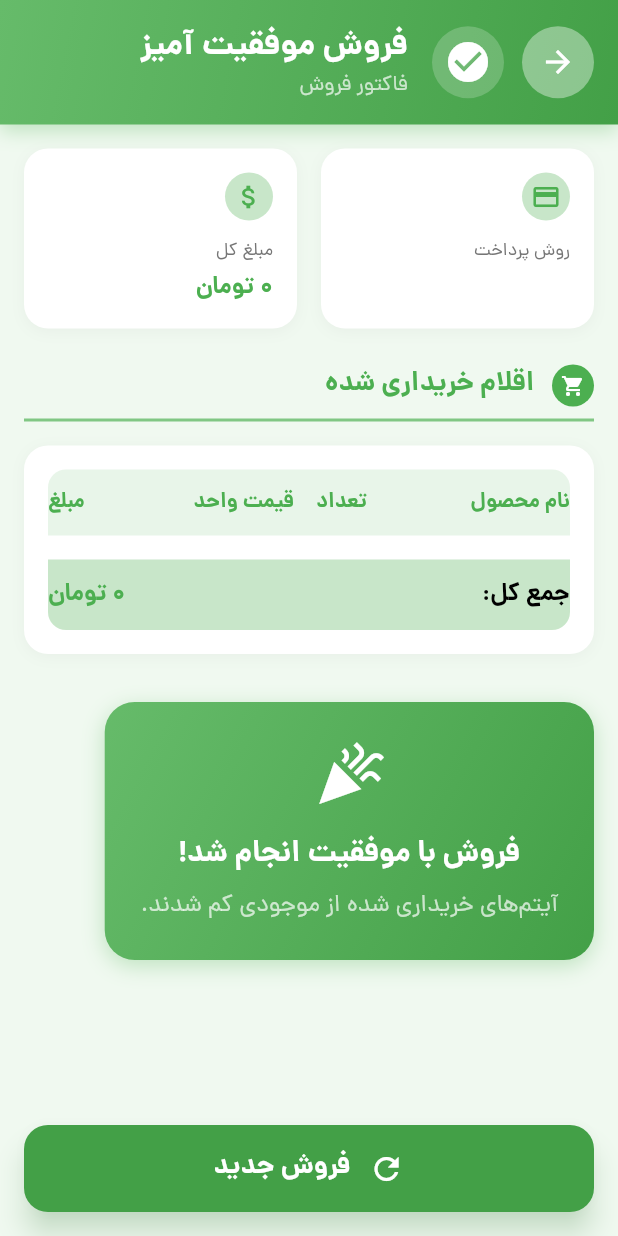
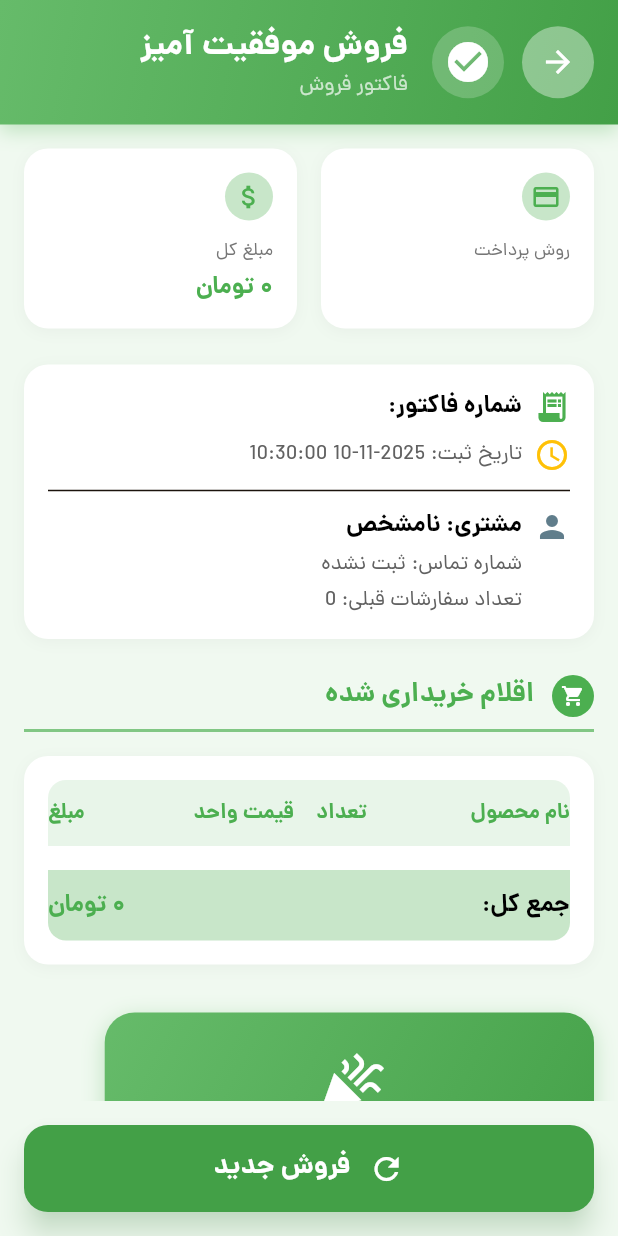
Before and after one commit to mohammadvaezimoghadam/callwich, a Flutter app: the SalesSuccessScreen screen opened directly with empty values, on a phone screen of 412 x 824 dp. Run offline on Flutter 3.47's test engine with Material 3 defaults, Android fonts, the phone set to English and light mode, and no system bars; our stand-ins replace bloc, cached_network_image, dio, equatable, flutter_bloc, get_it and 5 more; missing offline and left inert: dart:ffi; accounts and stored records are empty.

Commit message:
feat: capture sale customer data and show receipt

```diff
--- /dev/null
+++ b/lib/data/models/sale.dart
@@ -0,0 +1,129 @@
+import 'package:callwich/data/models/payment_metod.dart';
+import 'package:callwich/data/models/product.dart';
+
+class SaleEntity {
+  final int id;
+  final String invoiceNumber;
+  final DateTime saleTime;
+  final double totalAmount;
+  final double discountAmount;
+  final double finalAmount;
+  final PaymentMethodEntity paymentMethod;
+  final List<SaleItemEntity> items;
+  final CustomerEntity customer;
+
+  SaleEntity({
+    required this.id,
+    required this.invoiceNumber,
+    required this.saleTime,
+    required this.totalAmount,
+    required this.discountAmount,
+    required this.finalAmount,
+    required this.paymentMethod,
+    required this.items,
+    required this.customer,
+  });
+
+  factory SaleEntity.fromJson(Map<String, dynamic> json) {
+    return SaleEntity(
+      id: json['id'] ?? 0,
+      invoiceNumber: json['invoice_number']?.toString() ?? '',
+      saleTime: json['sale_time'] != null
+          ? DateTime.parse(json['sale_time'])
+          : DateTime.now(),
+      totalAmount: _toDouble(json['total_amount']),
+      discountAmount: _toDouble(json['discount_amount']),
+      finalAmount: _toDouble(json['final_amount']),
+      paymentMethod: json['payment_method'] != null
+          ? PaymentMethodEntity.fromJson(json['payment_method'])
+          : PaymentMethodEntity(id: -1, name: 'نامشخص'),
+      items: (json['items'] as List<dynamic>? ?? [])
+          .map((item) => SaleItemEntity.fromJson(item as Map<String, dynamic>))
+          .toList(),
+      customer: json['customer'] != null
+          ? CustomerEntity.fromJson(json['customer'])
+          : CustomerEntity.empty(),
+    );
+  }
+
+  static double _toDouble(dynamic value) {
+    if (value is double) return value;
+    if (value is int) return value.toDouble();
+    return double.tryParse(value.toString()) ?? 0.0;
+  }
+}
+
+class SaleItemEntity {
+  final int id;
+  final int saleId;
+  final int productId;
+  final double quantity;
+  final double unitPrice;
+  final double purchasePrice;
+  final double totalPrice;
+  final ProductEntity? product;
+
+  SaleItemEntity({
+    required this.id,
+    required this.saleId,
+    required this.productId,
+    required this.quantity,
+    required this.unitPrice,
+    required this.purchasePrice,
+    required this.totalPrice,
+    this.product,
+  });
+
+  factory SaleItemEntity.fromJson(Map<String, dynamic> json) {
+    return SaleItemEntity(
+      id: json['id'] ?? 0,
+      saleId: json['sale_id'] ?? 0,
+      productId: json['product_id'] ?? 0,
+      quantity: SaleEntity._toDouble(json['quantity']),
+      unitPrice: SaleEntity._toDouble(json['unit_price']),
+      purchasePrice: SaleEntity._toDouble(json['purchase_price']),
+      totalPrice: SaleEntity._toDouble(json['total_price']),
+      product: json['product'] != null
+          ? ProductEntity.fromJson(json['product'])
+          : null,
+    );
+  }
+}
+
+class CustomerEntity {
+  final int id;
+  final String phoneNumber;
+  final String name;
+  final int totalOrders;
+  final DateTime createdAt;
+
+  CustomerEntity({
+    required this.id,
+    required this.phoneNumber,
+    required this.name,
+    required this.totalOrders,
+    required this.createdAt,
+  });
+
+  factory CustomerEntity.fromJson(Map<String, dynamic> json) {
+    return CustomerEntity(
+      id: json['id'] ?? 0,
+      phoneNumber: json['phone_number']?.toString() ?? '',
+      name: json['name']?.toString() ?? '',
+      totalOrders: json['total_orders'] ?? 0,
+      createdAt: json['created_at'] != null
+          ? DateTime.parse(json['created_at'])
+          : DateTime.now(),
+    );
+  }
+
+  factory CustomerEntity.empty() {
+    return CustomerEntity(
+      id: 0,
+      phoneNumber: '',
+      name: '',
+      totalOrders: 0,
+      createdAt: DateTime.now(),
+    );
+  }
+}
--- a/lib/ui/salesRegistrationScreen/bloc/sales_event.dart
+++ b/lib/ui/salesRegistrationScreen/bloc/sales_event.dart
@@ -46,14 +46,18 @@ class SalesClearCart extends SalesEvent {
 class SalesConfirmSale extends SalesEvent {
   final double paymentMethodId;
   final List<Map<String, dynamic>> items;
+  final String customerPhoneNumber;
+  final String customerName;
 
   const SalesConfirmSale({
     required this.paymentMethodId,
     required this.items,
+    required this.customerPhoneNumber,
+    required this.customerName,
   });
 
   @override
-  List<Object?> get props => [paymentMethodId, items];
+  List<Object?> get props => [paymentMethodId, items, customerPhoneNumber, customerName];
 }
 
 class SalesLoadPaymentMethods extends SalesEvent {}
--- a/lib/ui/salesRegistrationScreen/saleScreen.dart
+++ b/lib/ui/salesRegistrationScreen/saleScreen.dart
@@ -14,6 +14,7 @@ import 'package:callwich/data/repository/sales_repository.dart';
 import 'package:callwich/data/repository/payment_methods_repository.dart';
 import 'package:callwich/components/extensions.dart';
 import 'package:callwich/data/models/product.dart';
+import 'package:callwich/data/models/sale.dart';
 import 'package:callwich/widgets/add_payment_method_widget.dart';
 import 'package:get_it/get_it.dart';
 
@@ -26,15 +27,15 @@ class Salescreen extends StatefulWidget {
 
 class _ReportsScreenState extends State<Salescreen> {
   int _selectedTabIndex = 0;
-  late final SalesBloc? salesBloc;
-  late final StreamSubscription streamSubscription;
+  late final SalesBloc salesBloc;
+  late final StreamSubscription<SalesState> streamSubscription;
 
   @override
   void dispose() {
     super.dispose();
 
-    salesBloc!.close();
-    streamSubscription!.cancel();
+    salesBloc.close();
+    streamSubscription.cancel();
   }
 
   @override
@@ -53,11 +54,11 @@ class _ReportsScreenState extends State<Salescreen> {
                 salesRepository: getIt<ISalesRepository>(),
                 paymentMethodsRepository: getIt<IPaymentMethodsRepository>(),
               );
-              salesBloc!.add(const SalesStarted());
-              streamSubscription = salesBloc!.stream.listen((state) {
+              salesBloc.add(const SalesStarted());
+              streamSubscription = salesBloc.stream.listen((state) {
                 // Remove the automatic reload from here since it's handled in the success dialog
               });
-              return salesBloc!;
+              return salesBloc;
             },
             child: Column(
               children: [
@@ -540,6 +541,7 @@ class _CartTabState extends State<_CartTab> {
     double total,
   ) {
     final phoneController = TextEditingController();
+    final nameController = TextEditingController();
 
     showDialog(
       context: context,
@@ -572,6 +574,17 @@ class _CartTabState extends State<_CartTab> {
                   ),
                   textAlign: TextAlign.right,
                 ),
+                const SizedBox(height: 16),
+                const Text('لطفاً نام مشتری را وارد کنید:', textAlign: TextAlign.right),
+                const SizedBox(height: 8),
+                TextField(
+                  controller: nameController,
+                  textAlign: TextAlign.right,
+                  decoration: const InputDecoration(
+                    hintText: 'مثال: علی رضایی',
+                    border: OutlineInputBorder(),
+                  ),
+                ),
               ],
             ),
             actions: [
@@ -582,11 +595,12 @@ class _CartTabState extends State<_CartTab> {
               ElevatedButton(
                 onPressed: () {
                   final phoneNumber = phoneController.text.trim();
+                  final customerName = nameController.text.trim();
                   // Basic phone number validation
-                  if (phoneNumber.isEmpty) {
+                  if (phoneNumber.isEmpty || customerName.isEmpty) {
                     ScaffoldMessenger.of(context).showSnackBar(
                       const SnackBar(
-                        content: Text('لطفاً شماره تماس را وارد کنید'),
+                        content: Text('نام و شماره تماس مشتری الزامی است'),
                         backgroundColor: Colors.red,
                       ),
                     );
@@ -595,7 +609,7 @@ class _CartTabState extends State<_CartTab> {
 
                   // Close phone number dialog and show confirmation dialog
                   Navigator.of(context).pop();
-                  _showFinalConfirmationDialog(context, salesBloc, items, total, phoneNumber);
+                  _showFinalConfirmationDialog(context, salesBloc, items, total, phoneNumber, customerName);
                 },
                 style: ElevatedButton.styleFrom(
                   backgroundColor: const Color(0xFFed7c2c),
@@ -617,6 +631,7 @@ class _CartTabState extends State<_CartTab> {
     List<MapEntry<ProductEntity, int>> items,
     double total,
     String phoneNumber,
+    String customerName,
   ) {
     showDialog(
       context: context,
@@ -639,6 +654,8 @@ class _CartTabState extends State<_CartTab> {
                 Text('تعداد اقلام: ${items.length}', textAlign: TextAlign.right),
                 const SizedBox(height: 8),
                 Text('شماره تماس مشتری: $phoneNumber', textAlign: TextAlign.right),
+                const SizedBox(height: 8),
+                Text('نام مشتری: $customerName', textAlign: TextAlign.right),
                 const SizedBox(height: 16),
                 const Text('آیا از انجام این فروش مطمئن هستید؟', textAlign: TextAlign.right),
               ],
@@ -672,6 +689,8 @@ class _CartTabState extends State<_CartTab> {
                             SalesConfirmSale(
                               paymentMethodId: _selectedPaymentMethodId,
                               items: saleData,
+                              customerPhoneNumber: phoneNumber,
+                              customerName: customerName,
                               // You can add the phone number to the sale data if needed
                               // For now, we're just collecting it for record purposes
                             ),
@@ -694,17 +713,15 @@ class _CartTabState extends State<_CartTab> {
   // تابع نمایش صفحه موفقیت فروش
   void _showSuccessScreen(
     BuildContext context,
-    List<MapEntry<ProductEntity, int>> items,
-    double total,
-    String paymentMethodName,
+    SaleEntity sale,
+    List<ProductEntity> allProducts,
     SalesBloc salesBloc, // Pass the bloc instance
   ) {
     Navigator.of(context).push(
       MaterialPageRoute(
         builder: (context) => SalesSuccessScreen(
-          items: items,
-          total: total,
-          paymentMethodName: paymentMethodName,
+          sale: sale,
+          allProducts: allProducts,
           onDone: () {
             // Clear the cart
             salesBloc.add(SalesClearCart());
@@ -737,37 +754,10 @@ class _CartTabState extends State<_CartTab> {
     return BlocListener<SalesBloc, SalesState>(
       listener: (context, state) {
         if (state.saleStatus == SaleStatus.success) {
-          // Get current items for success screen
-          final items =
-              state.quantities.entries
-                  .map(
-                    (e) => MapEntry(
-                      state.allProducts.firstWhere(
-                        (p) => p.id == e.key,
-                      ),
-                      e.value,
-                    ),
-                  )
-                  .toList();
-
-          final total = items.fold<double>(0, (sum, entry) {
-            final price = double.tryParse(entry.key.sellingPrice) ?? 0;
-            final itemTotal = price * entry.value;
-            print('Item: ${entry.key.name}, Price: $price, Quantity: ${entry.value}, Item Total: $itemTotal');
-            return sum + itemTotal;
-          });
-
-          print('Calculated total: $total');
-
-          // Get payment method name
-          final paymentMethodName = state.paymentMethods.isNotEmpty
-              ? state.paymentMethods.firstWhere(
-                  (pm) => pm.id == _selectedPaymentMethodId.toInt(),
-                  orElse: () => state.paymentMethods.first,
-                ).name
-              : 'نامشخص';
-
-          print('Payment method: $paymentMethodName');
+          final sale = state.completedSale;
+          if (sale == null) {
+            return;
+          }
 
           // Get the sales bloc instance
           final salesBloc = context.read<SalesBloc>();
@@ -777,7 +767,7 @@ class _CartTabState extends State<_CartTab> {
             salesBloc.add(const SalesResetSaleStatus());
           });
 
-          _showSuccessScreen(context, items, total, paymentMethodName, salesBloc);
+          _showSuccessScreen(context, sale, state.allProducts, salesBloc);
         } else if (state.saleStatus == SaleStatus.error) {
           // Reset the sale status to prevent showing error again
           Future.microtask(() {
@@ -1022,29 +1012,38 @@ class _CartTabState extends State<_CartTab> {
 }
 
 class SalesSuccessScreen extends StatelessWidget {
-  final List<MapEntry<ProductEntity, int>> items;
-  final double total;
-  final String paymentMethodName;
+  final SaleEntity sale;
+  final List<ProductEntity> allProducts;
   final Function onDone;
 
   const SalesSuccessScreen({
     Key? key,
-    required this.items,
-    required this.total,
-    required this.paymentMethodName,
+    required this.sale,
+    required this.allProducts,
     required this.onDone,
   }) : super(key: key);
 
+  ProductEntity? _findProduct(int productId) {
+    for (final product in allProducts) {
+      if (product.id == productId) {
+        return product;
+      }
+    }
+    return null;
+  }
+
+  String _formatQuantity(double quantity) {
+    if (quantity == quantity.roundToDouble()) {
+      return quantity.toInt().toString();
+    }
+    return quantity.toString();
+  }
+
   @override
   Widget build(BuildContext context) {
-    print('SalesSuccessScreen - Received items: ${items.length}, Total: $total, Payment Method: $paymentMethodName');
-
-    // Log each item for debugging
-    for (var item in items) {
-      final price = double.tryParse(item.key.sellingPrice) ?? 0;
-      final itemTotal = price * item.value;
-      print('Item: ${item.key.name}, Price: $price, Quantity: ${item.value}, Item Total: $itemTotal');
-    }
+    final saleItems = sale.items;
+    final customer = sale.customer;
+    final formattedSaleTime = '${sale.saleTime.toLocal()}'.split('.').first;
 
     return Directionality(
       textDirection: TextDirection.rtl,
@@ -1180,7 +1179,7 @@ class SalesSuccessScreen extends StatelessWidget {
                                   ),
                                   const SizedBox(height: 4),
                                   Text(
-                                    paymentMethodName,
+                                    sale.paymentMethod.name,
                                     style: const TextStyle(
                                       fontWeight: FontWeight.bold,
                                       fontSize: 16,
@@ -1232,7 +1231,7 @@ class SalesSuccessScreen extends StatelessWidget {
                                   ),
                                   const SizedBox(height: 4),
                                   Text(
-                                    total.toToman(),
+                                    sale.finalAmount.toToman(),
                                     style: const TextStyle(
                                       fontWeight: FontWeight.bold,
                                       fontSize: 16,
@@ -1244,6 +1243,95 @@ class SalesSuccessScreen extends StatelessWidget {
                             ),
                           ),
                         ],
+                      ),
+
+                      const SizedBox(height: 24),
+
+                      // Invoice and customer details
+                      Container(
+                        width: double.infinity,
+                        padding: const EdgeInsets.all(16),
+                        decoration: BoxDecoration(
+                          color: Colors.white,
+                          borderRadius: BorderRadius.circular(16),
+                          boxShadow: [
+                            BoxShadow(
+                              color: Colors.grey.withOpacity(0.1),
+                              blurRadius: 8,
+                              offset: const Offset(0, 2),
+                            ),
+                          ],
+                        ),
+                        child: Column(
+                          crossAxisAlignment: CrossAxisAlignment.start,
+                          children: [
+                            Row(
+                              children: [
+                                const Icon(Icons.receipt_long, color: Colors.green),
+                                const SizedBox(width: 8),
+                                Text(
+                                  'شماره فاکتور: ${sale.invoiceNumber}',
+                                  style: const TextStyle(
+                                    fontWeight: FontWeight.w600,
+                                    fontSize: 16,
+                                  ),
+                                ),
+                              ],
+                            ),
+                            const SizedBox(height: 8),
+                            Row(
+                              children: [
+                                const Icon(Icons.access_time, color: Colors.amber),
+                                const SizedBox(width: 8),
+                                Text(
+                                  'تاریخ ثبت: $formattedSaleTime',
+                                  style: TextStyle(
+                                    fontSize: 14,
+                                    color: Colors.grey.shade700,
+                                  ),
+                                ),
+                              ],
+                            ),
+                            const Divider(height: 24),
+                            Row(
+                              crossAxisAlignment: CrossAxisAlignment.start,
+                              children: [
+                                const Icon(Icons.person, color: Colors.blueGrey),
+                                const SizedBox(width: 8),
+                                Expanded(
+                                  child: Column(
+                                    crossAxisAlignment: CrossAxisAlignment.start,
+                                    children: [
+                                      Text(
+                                        'مشتری: ${customer.name.isNotEmpty ? customer.name : 'نامشخص'}',
+                                        style: const TextStyle(
+                                          fontWeight: FontWeight.w600,
+                                          fontSize: 16,
+                                        ),
+                                      ),
+                                      const SizedBox(height: 4),
+                                      Text(
+                                        'شماره تماس: ${customer.phoneNumber.isNotEmpty ? customer.phoneNumber : 'ثبت نشده'}',
+                                        style: TextStyle(
+                                          fontSize: 14,
+                                          color: Colors.grey.shade700,
+                                        ),
+                                      ),
+                                      const SizedBox(height: 4),
+                                      Text(
+                                        'تعداد سفارشات قبلی: ${customer.totalOrders}',
+                                        style: TextStyle(
+                                          fontSize: 14,
+                                          color: Colors.grey.shade700,
+                                        ),
+                                      ),
+                                    ],
+                                  ),
+                                ),
+                              ],
+                            ),
+                          ],
+                        ),
                       ),
 
                       const SizedBox(height: 24),
@@ -1369,7 +1457,7 @@ class SalesSuccessScreen extends StatelessWidget {
                             // Items with alternating row colors
                             Column(
                               children: [
-                                for (int i = 0; i < items.length; i++)
+                                for (int i = 0; i < saleItems.length; i++)
                                   Container(
                                     padding: const EdgeInsets.symmetric(vertical: 12),
                                     decoration: BoxDecoration(
@@ -1377,7 +1465,7 @@ class SalesSuccessScreen extends StatelessWidget {
                                       border: Border(
                                         bottom: BorderSide(
                                           color: Colors.grey.shade200,
-                                          width: i == items.length - 1 ? 0 : 1,
+                                          width: i == saleItems.length - 1 ? 0 : 1,
                                         ),
                                       ),
                                     ),
@@ -1386,7 +1474,7 @@ class SalesSuccessScreen extends StatelessWidget {
                                         Expanded(
                                           flex: 3,
                                           child: Text(
-                                            items[i].key.name,
+                                            _findProduct(saleItems[i].productId)?.name ?? 'محصول #${saleItems[i].productId}',
                                             style: const TextStyle(
                                               fontSize: 14,
                                               fontWeight: FontWeight.w500,
@@ -1396,7 +1484,7 @@ class SalesSuccessScreen extends StatelessWidget {
                                         Expanded(
                                           flex: 1,
                                           child: Text(
-                                            '${items[i].value}',
+                                            _formatQuantity(saleItems[i].quantity),
                                             style: const TextStyle(
                                               fontSize: 14,
                                             ),
@@ -1406,7 +1494,7 @@ class SalesSuccessScreen extends StatelessWidget {
                                         Expanded(
                                           flex: 2,
                                           child: Text(
-                                            (double.tryParse(items[i].key.sellingPrice) ?? 0).toToman(),
+                                            saleItems[i].unitPrice.toToman(),
                                             style: const TextStyle(
                                               fontSize: 14,
                                             ),
@@ -1416,7 +1504,7 @@ class SalesSuccessScreen extends StatelessWidget {
                                         Expanded(
                                           flex: 2,
                                           child: Text(
-                                            ((double.tryParse(items[i].key.sellingPrice) ?? 0) * items[i].value).toToman(),
+                                            saleItems[i].totalPrice.toToman(),
                                             style: const TextStyle(
                                               fontSize: 14,
                                               fontWeight: FontWeight.w600,
@@ -1455,7 +1543,7 @@ class SalesSuccessScreen extends StatelessWidget {
                                   Expanded(
                                     flex: 2,
                                     child: Text(
-                                      total.toToman(),
+                                      sale.finalAmount.toToman(),
                                       style: const TextStyle(
                                         fontWeight: FontWeight.bold,
                                         fontSize: 16,
```
Also changed, not shown: lib/data/datasource/sales_datasource.dart (+26 -13 lines), lib/data/repository/sales_repository.dart (+19 -5 lines), lib/ui/salesRegistrationScreen/bloc/sales_bloc.dart (+11 -1 lines), lib/ui/salesRegistrationScreen/bloc/sales_state.dart (+10 -1 lines).
